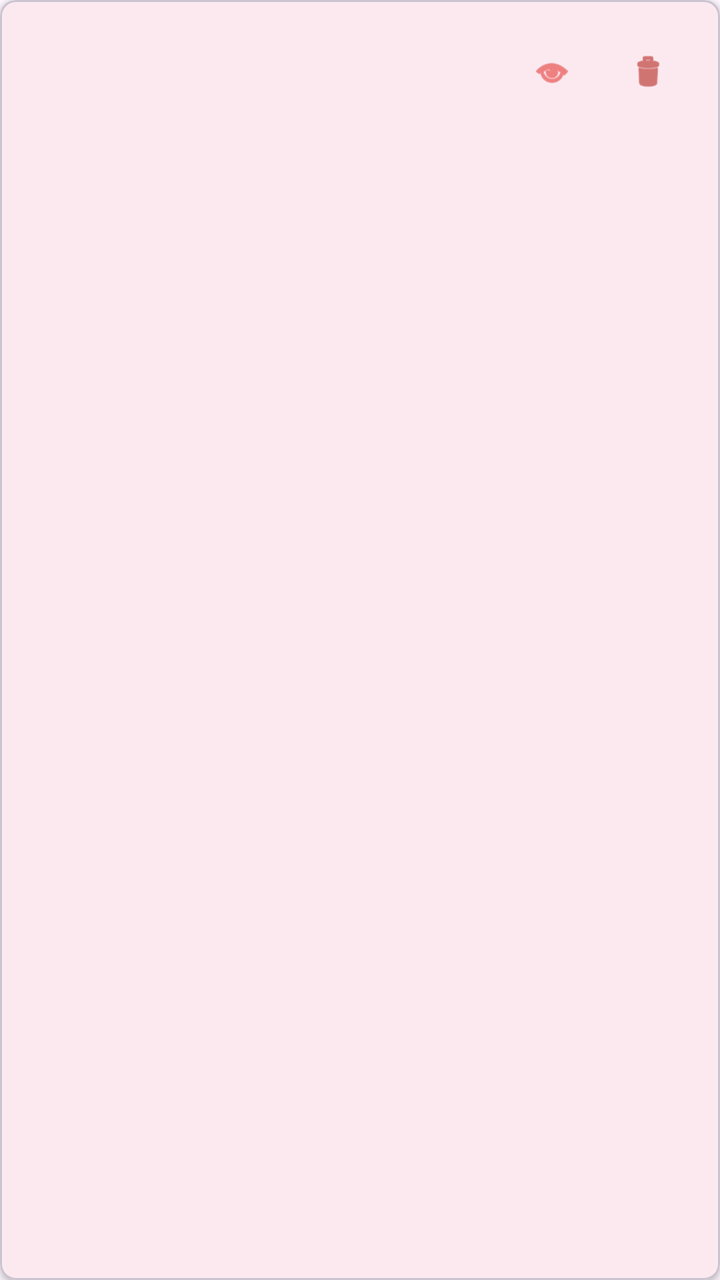
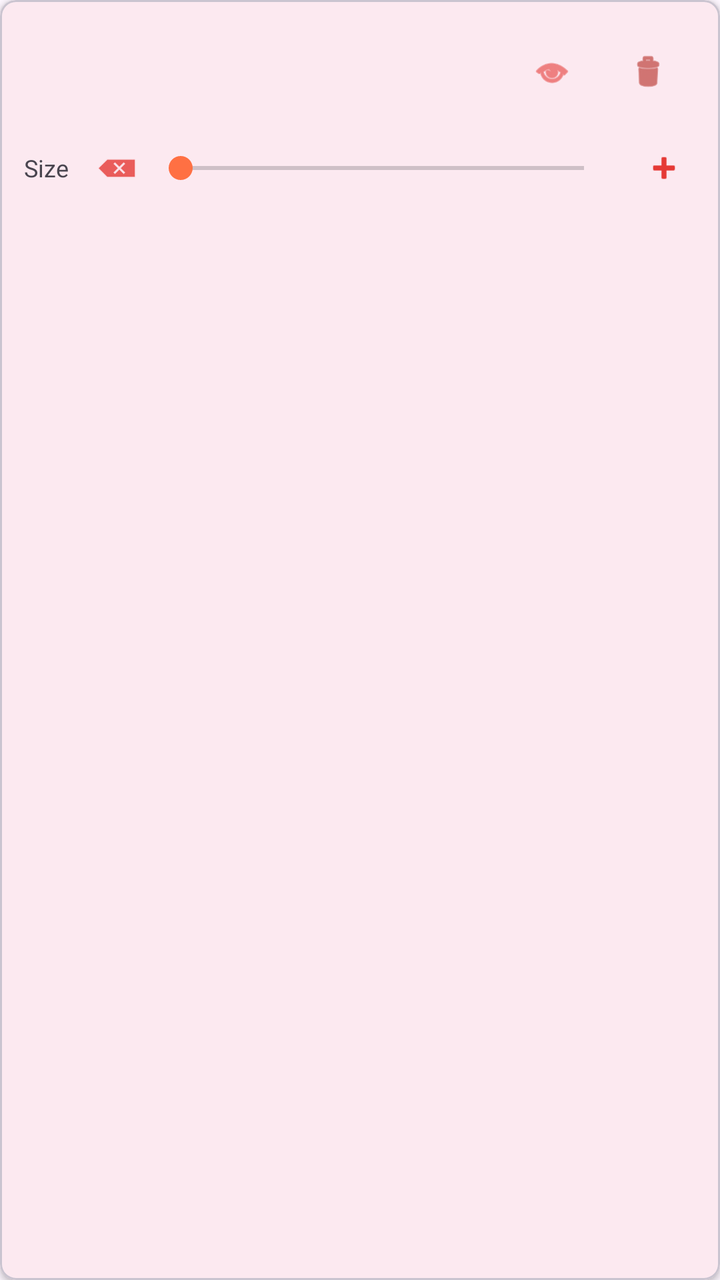

Screens rendered from an Android XML layout before and after an edit, with the pre-edit source and the edit as a unified diff.
<!-- AndroidManifest.xml: application theme Theme.StreamForge -->
<!-- res/layout/item_overlay_row.xml -->
<?xml version="1.0" encoding="utf-8"?>
<com.google.android.material.card.MaterialCardView xmlns:android="http://schemas.android.com/apk/res/android"
    xmlns:app="http://schemas.android.com/apk/res-auto"
    android:layout_width="match_parent"
    android:layout_height="wrap_content"
    android:layout_margin="8dp"
    app:cardElevation="2dp"
    app:cardCornerRadius="8dp">

    <LinearLayout
        android:layout_width="match_parent"
        android:layout_height="wrap_content"
        android:orientation="horizontal"
        android:padding="12dp"
        android:gravity="center_vertical">

        
        <ImageView
            android:id="@+id/ivOverlayIcon"
            android:layout_width="48dp"
            android:layout_height="48dp"
            android:scaleType="centerCrop"
            android:contentDescription="@string/overlay_icon" />

        
        <LinearLayout
            android:layout_width="0dp"
            android:layout_height="wrap_content"
            android:layout_weight="1"
            android:orientation="vertical"
            android:layout_marginStart="12dp">

            <TextView
                android:id="@+id/tvOverlayName"
                android:layout_width="wrap_content"
                android:layout_height="wrap_content"
                android:textSize="16sp"
                android:textStyle="bold"
                android:textColor="?android:textColorPrimary" />

            <TextView
                android:id="@+id/tvOverlayDetails"
                android:layout_width="wrap_content"
                android:layout_height="wrap_content"
                android:textSize="12sp"
                android:textColor="?android:textColorSecondary"
                android:layout_marginTop="4dp" />
        </LinearLayout>

        
        <com.google.android.material.button.MaterialButton
            android:id="@+id/btnToggleVisibility"
            style="@style/Widget.Material3.Button.IconButton"
            android:layout_width="48dp"
            android:layout_height="48dp"
            android:contentDescription="@string/toggle_visibility"
            app:icon="@android:drawable/ic_menu_view"
            app:iconTint="?attr/colorPrimary" />

        
        <com.google.android.material.button.MaterialButton
            android:id="@+id/btnDelete"
            style="@style/Widget.Material3.Button.IconButton"
            android:layout_width="48dp"
            android:layout_height="48dp"
            android:contentDescription="@string/delete_overlay"
            app:icon="@android:drawable/ic_menu_delete"
            app:iconTint="?attr/colorError" />
    </LinearLayout>
</com.google.android.material.card.MaterialCardView>
<!-- resources referenced by this layout -->
<resources>
  <string name="delete_overlay">Delete overlay</string>
  <string name="overlay_icon">Overlay icon</string>
  <string name="toggle_visibility">Toggle visibility</string>
  <style name="Theme.StreamForge" parent="Theme.Material3.DayNight.NoActionBar">
          <item name="colorPrimary">@color/brand_primary</item>
          <item name="colorPrimaryVariant">@color/brand_primary_dark</item>
          <item name="colorSecondary">@color/brand_secondary</item>
          <item name="android:windowLightStatusBar" tools:targetApi="m">false</item>
          <item name="android:statusBarColor">@color/surface_dark</item>
      </style>
  <color name="brand_primary">#E53935</color>
  <color name="brand_primary_dark">#B71C1C</color>
  <color name="brand_secondary">#FF7043</color>
  <color name="surface_dark">#121212</color>
</resources>

<!-- the commit's change to res/layout/item_overlay_row.xml (unified diff, before → after) -->
@@ -10,61 +10,113 @@
     <LinearLayout
         android:layout_width="match_parent"
         android:layout_height="wrap_content"
-        android:orientation="horizontal"
-        android:padding="12dp"
-        android:gravity="center_vertical">
-
-        
-        <ImageView
-            android:id="@+id/ivOverlayIcon"
-            android:layout_width="48dp"
-            android:layout_height="48dp"
-            android:scaleType="centerCrop"
-            android:contentDescription="@string/overlay_icon" />
+        android:orientation="vertical"
+        android:padding="12dp">
 
         
         <LinearLayout
-            android:layout_width="0dp"
+            android:layout_width="match_parent"
             android:layout_height="wrap_content"
-            android:layout_weight="1"
-            android:orientation="vertical"
-            android:layout_marginStart="12dp">
+            android:orientation="horizontal"
+            android:gravity="center_vertical">
 
-            <TextView
-                android:id="@+id/tvOverlayName"
-                android:layout_width="wrap_content"
+            
+            <ImageView
+                android:id="@+id/ivOverlayIcon"
+                android:layout_width="48dp"
+                android:layout_height="48dp"
+                android:scaleType="centerCrop"
+                android:contentDescription="@string/overlay_icon" />
+
+            
+            <LinearLayout
+                android:layout_width="0dp"
                 android:layout_height="wrap_content"
-                android:textSize="16sp"
-                android:textStyle="bold"
-                android:textColor="?android:textColorPrimary" />
+                android:layout_weight="1"
+                android:orientation="vertical"
+                android:layout_marginStart="12dp">
 
-            <TextView
-                android:id="@+id/tvOverlayDetails"
-                android:layout_width="wrap_content"
-                android:layout_height="wrap_content"
-                android:textSize="12sp"
-                android:textColor="?android:textColorSecondary"
-                android:layout_marginTop="4dp" />
+                <TextView
+                    android:id="@+id/tvOverlayName"
+                    android:layout_width="wrap_content"
+                    android:layout_height="wrap_content"
+                    android:textSize="16sp"
+                    android:textStyle="bold"
+                    android:textColor="?android:textColorPrimary" />
+
+                <TextView
+                    android:id="@+id/tvOverlayDetails"
+                    android:layout_width="wrap_content"
+                    android:layout_height="wrap_content"
+                    android:textSize="12sp"
+                    android:textColor="?android:textColorSecondary"
+                    android:layout_marginTop="4dp" />
+            </LinearLayout>
+
+            
+            <com.google.android.material.button.MaterialButton
+                android:id="@+id/btnToggleVisibility"
+                style="@style/Widget.Material3.Button.IconButton"
+                android:layout_width="48dp"
+                android:layout_height="48dp"
+                android:contentDescription="@string/toggle_visibility"
+                app:icon="@android:drawable/ic_menu_view"
+                app:iconTint="?attr/colorPrimary" />
+
+            
+            <com.google.android.material.button.MaterialButton
+                android:id="@+id/btnDelete"
+                style="@style/Widget.Material3.Button.IconButton"
+                android:layout_width="48dp"
+                android:layout_height="48dp"
+                android:contentDescription="@string/delete_overlay"
+                app:icon="@android:drawable/ic_menu_delete"
+                app:iconTint="?attr/colorError" />
         </LinearLayout>
 
         
-        <com.google.android.material.button.MaterialButton
-            android:id="@+id/btnToggleVisibility"
-            style="@style/Widget.Material3.Button.IconButton"
-            android:layout_width="48dp"
-            android:layout_height="48dp"
-            android:contentDescription="@string/toggle_visibility"
-            app:icon="@android:drawable/ic_menu_view"
-            app:iconTint="?attr/colorPrimary" />
+        <LinearLayout
+            android:layout_width="match_parent"
+            android:layout_height="wrap_content"
+            android:orientation="horizontal"
+            android:gravity="center_vertical"
+            android:layout_marginTop="4dp">
 
-        
-        <com.google.android.material.button.MaterialButton
-            android:id="@+id/btnDelete"
-            style="@style/Widget.Material3.Button.IconButton"
-            android:layout_width="48dp"
-            android:layout_height="48dp"
-            android:contentDescription="@string/delete_overlay"
-            app:icon="@android:drawable/ic_menu_delete"
-            app:iconTint="?attr/colorError" />
+            <TextView
+                android:layout_width="wrap_content"
+                android:layout_height="wrap_content"
+                android:text="@string/overlay_size_label"
+                android:textSize="12sp"
+                android:textColor="?android:textColorSecondary" />
+
+            <com.google.android.material.button.MaterialButton
+                android:id="@+id/btnSizeDown"
+                style="@style/Widget.Material3.Button.IconButton"
+                android:layout_width="40dp"
+                android:layout_height="40dp"
+                android:insetTop="0dp"
+                android:insetBottom="0dp"
+                android:contentDescription="@string/overlay_size_decrease"
+                app:icon="@android:drawable/ic_input_delete"
+                app:iconTint="?attr/colorPrimary" />
+
+            <SeekBar
+                android:id="@+id/seekSize"
+                android:layout_width="0dp"
+                android:layout_height="wrap_content"
+                android:layout_weight="1"
+                android:max="100" />
+
+            <com.google.android.material.button.MaterialButton
+                android:id="@+id/btnSizeUp"
+                style="@style/Widget.Material3.Button.IconButton"
+                android:layout_width="40dp"
+                android:layout_height="40dp"
+                android:insetTop="0dp"
+                android:insetBottom="0dp"
+                android:contentDescription="@string/overlay_size_increase"
+                app:icon="@android:drawable/ic_input_add"
+                app:iconTint="?attr/colorPrimary" />
+        </LinearLayout>
     </LinearLayout>
 </com.google.android.material.card.MaterialCardView>
<!-- resource entries referenced after the edit -->
@@ -2,6 +2,9 @@
 <resources>
   <string name="delete_overlay">Delete overlay</string>
   <string name="overlay_icon">Overlay icon</string>
+  <string name="overlay_size_decrease">Decrease size</string>
+  <string name="overlay_size_increase">Increase size</string>
+  <string name="overlay_size_label">Size</string>
   <string name="toggle_visibility">Toggle visibility</string>
   <style name="Theme.StreamForge" parent="Theme.Material3.DayNight.NoActionBar">
           <item name="colorPrimary">@color/brand_primary</item>
